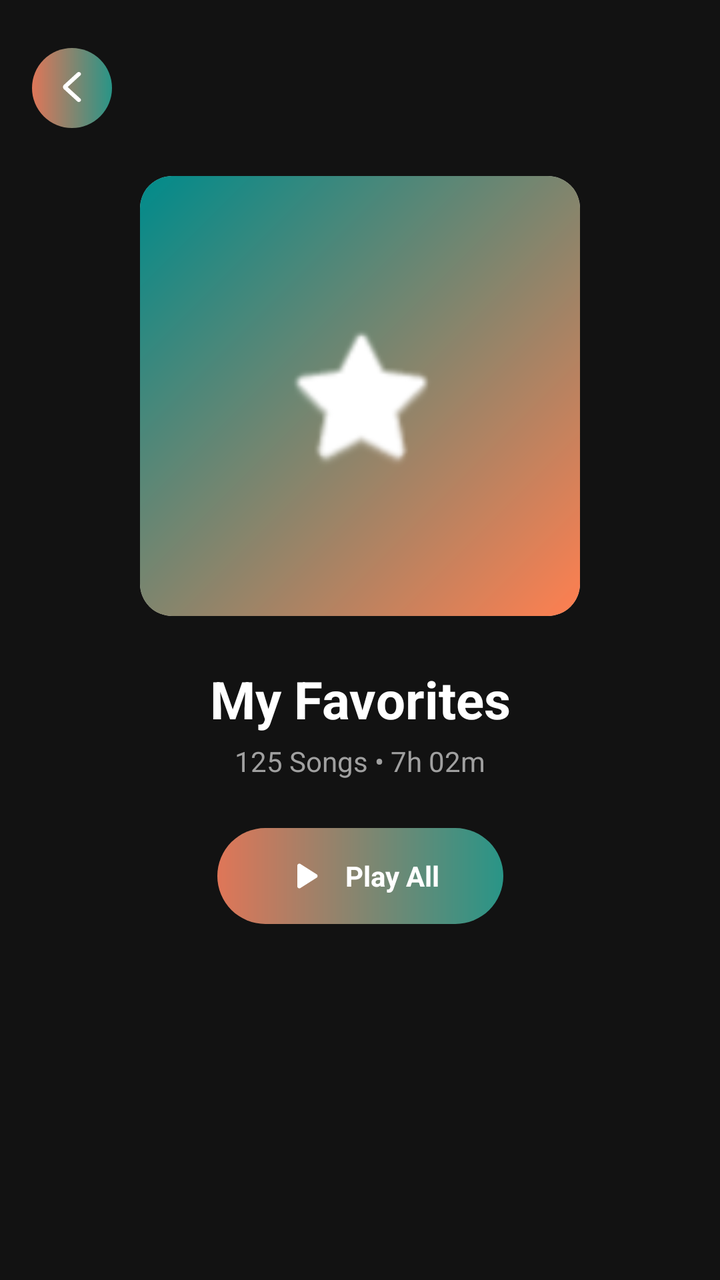
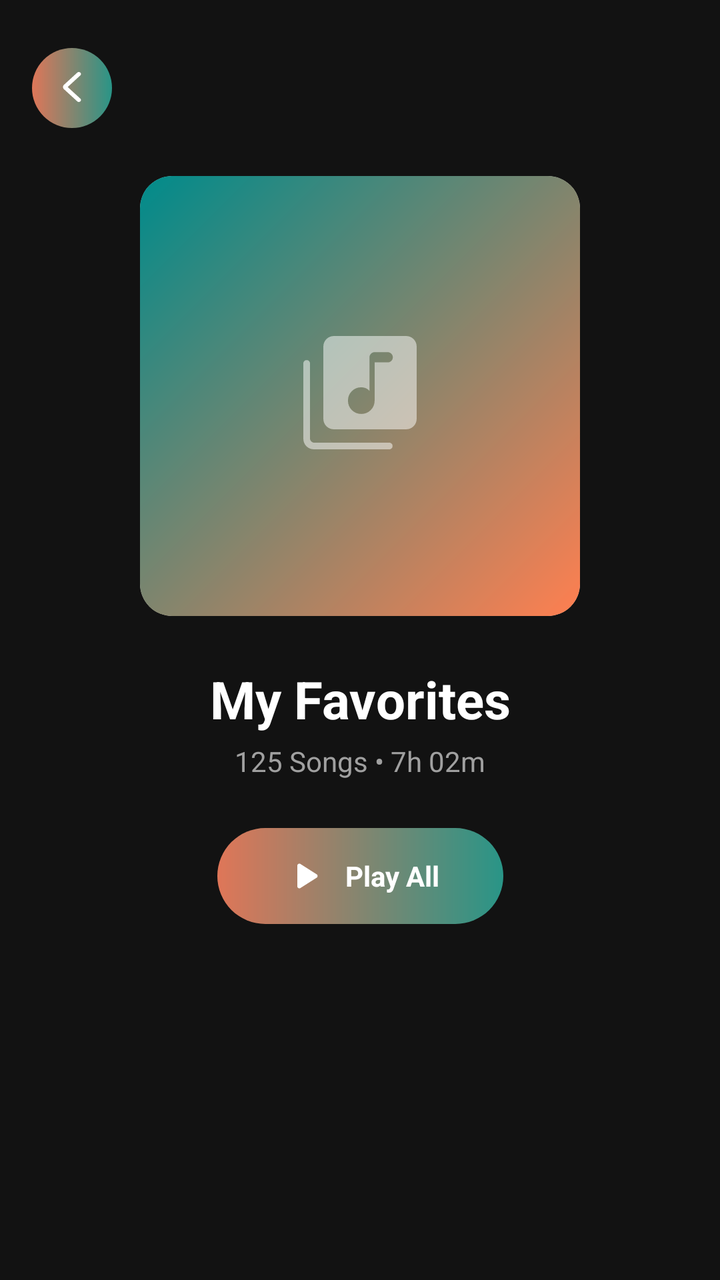

The first picture is an Android layout as it rendered before a commit; the second is the same layout after the commit. The layout source and the unified diff follow.
<!-- AndroidManifest.xml: application theme Theme.ViBePlayer -->
<!-- res/layout/fragment_playlist_details.xml -->
<?xml version="1.0" encoding="utf-8"?>
<androidx.coordinatorlayout.widget.CoordinatorLayout
    xmlns:android="http://schemas.android.com/apk/res/android"
    xmlns:app="http://schemas.android.com/apk/res-auto"
    xmlns:tools="http://schemas.android.com/tools"
    android:layout_width="match_parent"
    android:layout_height="match_parent"
    android:background="@color/vibe_black">

    <com.google.android.material.appbar.AppBarLayout
        android:layout_width="match_parent"
        android:layout_height="wrap_content"
        android:background="@color/vibe_black"
        app:elevation="0dp">

        <androidx.constraintlayout.widget.ConstraintLayout
            android:layout_width="match_parent"
            android:layout_height="wrap_content"
            app:layout_scrollFlags="scroll"
            android:paddingTop="16dp"
            android:paddingBottom="24dp">

            <FrameLayout
                android:id="@+id/btnBackPlaylist"
                android:layout_width="40dp"
                android:layout_height="40dp"
                android:layout_marginStart="16dp"
                android:layout_marginTop="8dp"
                android:background="@drawable/bg_chip_outline"
                android:clickable="true"
                android:focusable="true"
                app:layout_constraintStart_toStartOf="parent"
                app:layout_constraintTop_toTopOf="parent">

                <ImageView
                    android:layout_width="20dp"
                    android:layout_height="20dp"
                    android:layout_gravity="center"
                    android:src="@drawable/ic_back_arrow"
                    app:tint="@color/white" />
            </FrameLayout>

            <androidx.cardview.widget.CardView
                android:id="@+id/cardPlaylistCover"
                android:layout_width="220dp"
                android:layout_height="220dp"
                android:layout_marginTop="24dp"
                app:cardCornerRadius="16dp"
                app:cardElevation="0dp"
                app:layout_constraintEnd_toEndOf="parent"
                app:layout_constraintStart_toStartOf="parent"
                app:layout_constraintTop_toBottomOf="@id/btnBackPlaylist">

                <FrameLayout
                    android:layout_width="match_parent"
                    android:layout_height="match_parent"
                    android:background="@drawable/bg_gradient_tl_to_br">

                    <ImageView
                        android:layout_width="80dp"
                        android:layout_height="80dp"
                        android:layout_gravity="center"
                        android:src="@android:drawable/btn_star_big_on"
                        app:tint="@color/white" />
                </FrameLayout>

                <ImageView
                    android:id="@+id/ivPlaylistCover"
                    android:layout_width="match_parent"
                    android:layout_height="match_parent"
                    android:scaleType="centerCrop"
                    android:background="@android:color/transparent" />

            </androidx.cardview.widget.CardView>

            <TextView
                android:id="@+id/txtDetailTitle"
                android:layout_width="wrap_content"
                android:layout_height="wrap_content"
                android:layout_marginTop="24dp"
                android:text="My Favorites"
                android:textColor="@color/white"
                android:textSize="26sp"
                android:textStyle="bold"
                app:layout_constraintEnd_toEndOf="parent"
                app:layout_constraintStart_toStartOf="parent"
                app:layout_constraintTop_toBottomOf="@id/cardPlaylistCover" />

            <TextView
                android:id="@+id/txtDetailSubtitle"
                android:layout_width="wrap_content"
                android:layout_height="wrap_content"
                android:layout_marginTop="4dp"
                android:text="125 Songs • 7h 02m"
                android:textColor="#A0A0A0"
                android:textSize="14sp"
                app:layout_constraintEnd_toEndOf="parent"
                app:layout_constraintStart_toStartOf="parent"
                app:layout_constraintTop_toBottomOf="@id/txtDetailTitle" />

            <LinearLayout
                android:id="@+id/btnPlayAll"
                android:layout_width="wrap_content"
                android:layout_height="wrap_content"
                android:layout_marginTop="24dp"
                android:background="@drawable/bg_chip_outline"
                android:gravity="center"
                android:orientation="horizontal"
                android:paddingHorizontal="32dp"
                android:paddingVertical="12dp"
                app:layout_constraintEnd_toEndOf="parent"
                app:layout_constraintStart_toStartOf="parent"
                app:layout_constraintTop_toBottomOf="@id/txtDetailSubtitle">

                <ImageView
                    android:layout_width="24dp"
                    android:layout_height="24dp"
                    android:src="@drawable/ic_play"
                    app:tint="@color/white" />

                <TextView
                    android:layout_width="wrap_content"
                    android:layout_height="wrap_content"
                    android:layout_marginStart="8dp"
                    android:text="Play All"
                    android:textColor="@color/white"
                    android:textSize="14sp"
                    android:textStyle="bold" />
            </LinearLayout>

        </androidx.constraintlayout.widget.ConstraintLayout>
    </com.google.android.material.appbar.AppBarLayout>

    <androidx.recyclerview.widget.RecyclerView
        android:id="@+id/rvPlaylistSongs"
        android:layout_width="match_parent"
        android:layout_height="match_parent"
        app:layout_behavior="@string/appbar_scrolling_view_behavior"
        app:layoutManager="androidx.recyclerview.widget.LinearLayoutManager"
        android:clipToPadding="false"
        android:paddingBottom="120dp"
        tools:listitem="@layout/item_song_row" />

</androidx.coordinatorlayout.widget.CoordinatorLayout>
<!-- res/layout/item_song_row.xml (included above) -->
<?xml version="1.0" encoding="utf-8"?>
<androidx.constraintlayout.widget.ConstraintLayout xmlns:android="http://schemas.android.com/apk/res/android"
    xmlns:app="http://schemas.android.com/apk/res-auto"
    android:layout_width="match_parent"
    android:layout_height="wrap_content"
    android:paddingStart="16dp"
    android:paddingEnd="0dp"
    android:paddingVertical="8dp"
    android:background="?attr/selectableItemBackground">

    <androidx.cardview.widget.CardView
        android:id="@+id/cardArtSmall"
        android:layout_width="48dp"
        android:layout_height="48dp"
        app:cardCornerRadius="4dp"
        app:cardElevation="0dp"
        app:cardBackgroundColor="#E0E0E0"
        app:layout_constraintStart_toStartOf="parent"
        app:layout_constraintTop_toTopOf="parent"
        app:layout_constraintBottom_toBottomOf="parent">

        <ImageView
            android:id="@+id/imgSongArt"
            android:layout_width="match_parent"
            android:layout_height="match_parent"
            android:scaleType="centerCrop" />
    </androidx.cardview.widget.CardView>

    <TextView
        android:id="@+id/txtSongTitle"
        android:layout_width="0dp"
        android:layout_height="wrap_content"
        android:text="Chahun Main Ya Naa"
        android:textColor="@color/white"
        android:textStyle="bold"
        android:textSize="14sp"
        android:layout_marginStart="12dp"
        android:layout_marginEnd="8dp"
        app:layout_constraintStart_toEndOf="@id/cardArtSmall"
        app:layout_constraintTop_toTopOf="@id/cardArtSmall"
        app:layout_constraintEnd_toStartOf="@id/txtSongDuration"
        app:layout_constraintBottom_toTopOf="@+id/txtSongArtist"
        app:layout_constraintVertical_chainStyle="packed"/>

    <TextView
        android:id="@+id/txtSongArtist"
        android:layout_width="0dp"
        android:layout_height="wrap_content"
        android:text="Arijit Singh"
        android:textColor="#A0A0A0"
        android:textSize="12sp"
        app:layout_constraintStart_toStartOf="@id/txtSongTitle"
        app:layout_constraintTop_toBottomOf="@id/txtSongTitle"
        app:layout_constraintEnd_toEndOf="@id/txtSongTitle"
        app:layout_constraintBottom_toBottomOf="@id/cardArtSmall"/>

    <TextView
        android:id="@+id/txtSongDuration"
        android:layout_width="wrap_content"
        android:layout_height="wrap_content"
        android:text="2:44"
        android:textColor="#A0A0A0"
        android:textSize="12sp"
        android:layout_marginEnd="12dp"
        app:layout_constraintEnd_toStartOf="@id/btnMenuRow"
        app:layout_constraintTop_toTopOf="parent"
        app:layout_constraintBottom_toBottomOf="parent"/>

    <ImageView
        android:id="@+id/btnMenuRow"
        android:layout_width="48dp"
        android:layout_height="48dp"
        android:padding="12dp"
        android:background="?attr/selectableItemBackgroundBorderless"
        android:src="@drawable/ic_three_dot"
        app:tint="#A0A0A0"
        app:layout_constraintEnd_toEndOf="parent"
        app:layout_constraintTop_toTopOf="parent"
        app:layout_constraintBottom_toBottomOf="parent" />

</androidx.constraintlayout.widget.ConstraintLayout>
<!-- resources referenced by this layout -->
<resources>
  <color name="vibe_black">#121212</color>
  <color name="white">#FFFFFFFF</color>
  <!-- drawable bg_chip_outline (drawable) -->
  <?xml version="1.0" encoding="utf-8"?>
  <shape xmlns:android="http://schemas.android.com/apk/res/android"
      android:shape="rectangle">
  
      <gradient
          android:angle="0"
          android:startColor="#DF7658"
          android:endColor="#299587" />
  
      <corners android:radius="50dp" />
  
  </shape>
  <!-- drawable bg_gradient_tl_to_br (drawable) -->
  <?xml version="1.0" encoding="utf-8"?>
  <shape xmlns:android="http://schemas.android.com/apk/res/android">
      <gradient
          android:startColor="#008B8B"
          android:endColor="#FF7F50"
          android:angle="315"/>
  </shape>
  <!-- drawable ic_play (drawable) -->
  <vector xmlns:android="http://schemas.android.com/apk/res/android"
      android:width="40dp"
      android:height="40dp"
      android:viewportWidth="40"
      android:viewportHeight="40">
    <path
        android:pathData="M13.333,28.625V11.375C13.333,10.903 13.5,10.507 13.833,10.187C14.167,9.867 14.556,9.707 15,9.708C15.139,9.708 15.285,9.729 15.438,9.77C15.592,9.811 15.737,9.874 15.875,9.958L29.458,18.583C29.708,18.75 29.896,18.958 30.022,19.208C30.147,19.458 30.209,19.722 30.208,20C30.207,20.278 30.145,20.542 30.022,20.792C29.898,21.042 29.711,21.25 29.458,21.417L15.875,30.042C15.736,30.125 15.59,30.188 15.438,30.23C15.286,30.272 15.14,30.293 15,30.292C14.556,30.292 14.167,30.132 13.833,29.812C13.5,29.492 13.333,29.096 13.333,28.625Z"
        android:fillColor="#ffffff"/>
  </vector>
  <style name="Theme.ViBePlayer" parent="Base.Theme.ViBePlayer" />
  <style name="Base.Theme.ViBePlayer" parent="Theme.Material3.DayNight.NoActionBar">
          
          
      </style>
  <!-- unchanged entries left out for length: 2 -->
</resources>

<!-- the commit's change to res/layout/fragment_playlist_details.xml (unified diff, before → after) -->
@@ -60,8 +60,8 @@
                         android:layout_width="80dp"
                         android:layout_height="80dp"
                         android:layout_gravity="center"
-                        android:src="@android:drawable/btn_star_big_on"
-                        app:tint="@color/white" />
+                        android:src="@drawable/ic_music_library"
+                        app:tint="#80FFFFFF" />
                 </FrameLayout>
 
                 <ImageView
<!-- resource entries referenced after the edit -->
@@ -23,6 +23,16 @@
           android:endColor="#FF7F50"
           android:angle="315"/>
   </shape>
+  <!-- drawable ic_music_library (drawable) -->
+  <vector xmlns:android="http://schemas.android.com/apk/res/android"
+      android:width="45dp"
+      android:height="45dp"
+      android:viewportWidth="45"
+      android:viewportHeight="45">
+    <path
+        android:pathData="M22.86,27.548C23.909,27.548 24.796,27.185 25.522,26.46C26.249,25.735 26.611,24.847 26.61,23.798V13.054H30.289C30.676,13.054 31.014,12.916 31.301,12.641C31.587,12.366 31.731,12.023 31.731,11.61C31.731,11.222 31.587,10.886 31.299,10.599C31.012,10.313 30.674,10.169 30.287,10.168H26.612C26.224,10.168 25.887,10.312 25.599,10.599C25.312,10.887 25.168,11.224 25.168,11.612V21.058C24.858,20.721 24.511,20.468 24.126,20.301C23.742,20.132 23.32,20.048 22.86,20.048C21.813,20.048 20.926,20.411 20.199,21.137C19.473,21.863 19.111,22.751 19.112,23.799C19.113,24.848 19.476,25.735 20.199,26.46C20.923,27.185 21.809,27.548 22.86,27.548ZM15.216,31.875C14.352,31.875 13.631,31.586 13.054,31.009C12.476,30.431 12.188,29.711 12.188,28.847V8.653C12.188,7.791 12.477,7.07 13.056,6.491C13.634,5.912 14.355,5.624 15.217,5.625H35.409C36.272,5.625 36.993,5.914 37.571,6.491C38.15,7.069 38.439,7.789 38.438,8.653V28.847C38.438,29.709 38.149,30.429 37.571,31.007C36.994,31.584 36.272,31.874 35.408,31.875H15.216ZM9.591,37.5C8.727,37.5 8.006,37.211 7.429,36.634C6.851,36.056 6.563,35.336 6.563,34.472V13.341C6.563,13.074 6.652,12.852 6.831,12.673C7.009,12.494 7.233,12.405 7.5,12.405C7.767,12.405 7.991,12.494 8.169,12.673C8.348,12.852 8.438,13.075 8.438,13.342V34.472C8.438,34.759 8.557,35.024 8.797,35.265C9.038,35.506 9.302,35.626 9.591,35.625H30.722C30.988,35.625 31.211,35.714 31.389,35.893C31.568,36.072 31.658,36.295 31.659,36.563C31.661,36.83 31.571,37.053 31.389,37.232C31.208,37.411 30.986,37.5 30.722,37.5H9.591Z"
+        android:fillColor="#ffffff"/>
+  </vector>
   <!-- drawable ic_play (drawable) -->
   <vector xmlns:android="http://schemas.android.com/apk/res/android"
       android:width="40dp"
